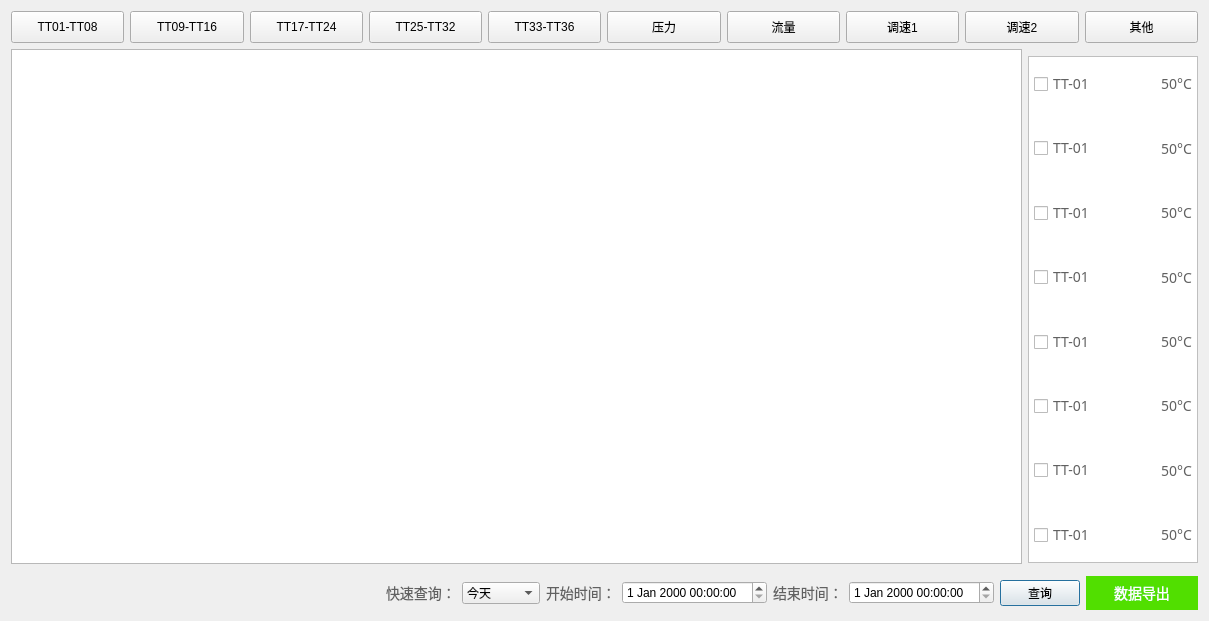
Above: DeviceStatus/HistoryCurve/hiscurve.ui from Hccccc1/MOH_viewer before the change. Below: the same form after it.
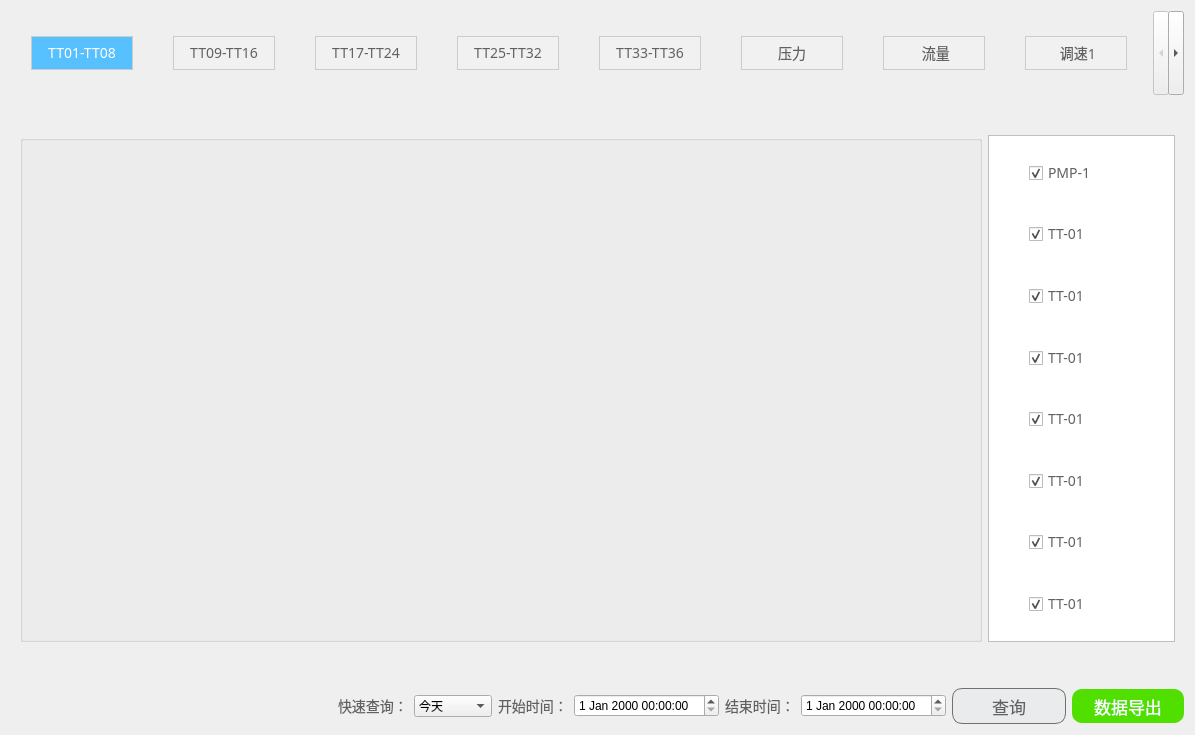
That is the form after the change. Icons and pictures are not drawn.

```diff
--- a/DeviceStatus/HistoryCurve/hiscurve.ui
+++ b/DeviceStatus/HistoryCurve/hiscurve.ui
@@ -1,20 +1,79 @@
 <?xml version="1.0" encoding="UTF-8"?>
 <ui version="4.0">
  <class>HisCurve</class>
- <widget class="QDialog" name="HisCurve">
+ <widget class="QWidget" name="HisCurve">
   <property name="geometry">
    <rect>
     <x>0</x>
     <y>0</y>
-    <width>1209</width>
-    <height>621</height>
+    <width>1195</width>
+    <height>735</height>
    </rect>
   </property>
   <property name="windowTitle">
    <string>Dialog</string>
   </property>
-  <layout class="QGridLayout" name="gridLayout_2">
-   <item row="1" column="1" rowspan="2">
+  <layout class="QGridLayout" name="gridLayout">
+   <item row="0" column="0">
+    <widget class="QTabWidget" name="tabWidget">
+     <property name="styleSheet">
+      <string notr="true">QTabBar::tab {
+	width:100px;
+	height:32px;
+	background:rgba(241,241,241,1);
+	border:1px solid rgba(204,204,204,1);
+	font-size:14px;
+	font-family:PingFang SC;
+	font-weight:300;
+	line-height:34px;
+	color:rgba(97,97,97,1);
+	margin-top:25px;
+	margin-right:20px;
+	margin-left:20px;
+	margin-bottom:25px;
+}
+QTabBar::tab:selected {
+	background:rgba(87,192,255,1);
+	color:rgba(255,255,255,1);
+	
+}
+QTabWidget::pane {
+	border:0px;
+}</string>
+     </property>
+     <property name="currentIndex">
+      <number>0</number>
+     </property>
+     <widget class="QWidget" name="tab">
+      <attribute name="title">
+       <string>TT01-TT08</string>
+      </attribute>
+      <layout class="QGridLayout" name="gridLayout_3">
+       <item row="0" column="0">
+        <widget class="QGroupBox" name="plots_groupbox">
+         <property name="title">
+          <string/>
+         </property>
+         <layout class="QGridLayout" name="gridLayout_4">
+          <property name="leftMargin">
+           <number>0</number>
+          </property>
+          <property name="topMargin">
+           <number>0</number>
+          </property>
+          <property name="rightMargin">
+           <number>0</number>
+          </property>
+          <property name="bottomMargin">
+           <number>0</number>
+          </property>
+          <property name="spacing">
+           <number>0</number>
+          </property>
+         </layout>
+        </widget>
+       </item>
+       <item row="0" column="1">
     <widget class="QGroupBox" name="groupBox">
      <property name="maximumSize">
       <size>
@@ -31,27 +90,24 @@
      <property name="title">
       <string/>
      </property>
-     <layout class="QGridLayout" name="gridLayout">
+         <layout class="QGridLayout" name="gridLayout_2">
       <property name="leftMargin">
        <number>5</number>
       </property>
-      <property name="topMargin">
-       <number>0</number>
-      </property>
       <property name="rightMargin">
        <number>5</number>
       </property>
-      <property name="bottomMargin">
-       <number>0</number>
-      </property>
-      <property name="spacing">
-       <number>10</number>
-      </property>
       <item row="0" column="0">
        <layout class="QHBoxLayout" name="horizontalLayout_2">
         <property name="spacing">
          <number>10</number>
         </property>
+            <property name="leftMargin">
+             <number>0</number>
+            </property>
+            <property name="rightMargin">
+             <number>0</number>
+            </property>
         <item>
          <widget class="QCheckBox" name="checkBox_chart_1">
           <property name="minimumSize">
@@ -76,7 +132,10 @@
 }</string>
           </property>
           <property name="text">
-           <string>TT-01</string>
+               <string>PMP-1</string>
+              </property>
+              <property name="checked">
+               <bool>true</bool>
           </property>
          </widget>
         </item>
@@ -84,10 +143,16 @@
          <widget class="QLabel" name="label">
           <property name="minimumSize">
            <size>
-            <width>42</width>
+                <width>30</width>
             <height>0</height>
            </size>
           </property>
+              <property name="maximumSize">
+               <size>
+                <width>30</width>
+                <height>16777215</height>
+               </size>
+              </property>
           <property name="styleSheet">
            <string notr="true">QLabel {
 image: url(:/curve_blue.png);
@@ -98,25 +163,6 @@
           </property>
          </widget>
         </item>
-        <item>
-         <widget class="QLabel" name="label_2">
-          <property name="styleSheet">
-           <string notr="true">QLabel {
-font-size:14px;
-font-family:PingFang SC;
-font-weight:300;
-line-height:44px;
-color:rgba(97,97,97,1);
-}</string>
-          </property>
-          <property name="text">
-           <string>50°C</string>
-          </property>
-          <property name="alignment">
-           <set>Qt::AlignCenter</set>
-          </property>
-         </widget>
-        </item>
        </layout>
       </item>
       <item row="1" column="0">
@@ -124,6 +170,12 @@
         <property name="spacing">
          <number>10</number>
         </property>
+            <property name="leftMargin">
+             <number>0</number>
+            </property>
+            <property name="rightMargin">
+             <number>0</number>
+            </property>
         <item>
          <widget class="QCheckBox" name="checkBox_chart_2">
           <property name="minimumSize">
@@ -150,16 +202,25 @@
           <property name="text">
            <string>TT-01</string>
           </property>
+              <property name="checked">
+               <bool>true</bool>
+              </property>
          </widget>
         </item>
         <item>
          <widget class="QLabel" name="label_3">
           <property name="minimumSize">
            <size>
-            <width>42</width>
+                <width>30</width>
             <height>0</height>
            </size>
           </property>
+              <property name="maximumSize">
+               <size>
+                <width>30</width>
+                <height>16777215</height>
+               </size>
+              </property>
           <property name="styleSheet">
            <string notr="true">QLabel {
 image: url(:/curve_green.png);
@@ -170,25 +231,6 @@
           </property>
          </widget>
         </item>
-        <item>
-         <widget class="QLabel" name="label_4">
-          <property name="styleSheet">
-           <string notr="true">QLabel {
-font-size:14px;
-font-family:PingFang SC;
-font-weight:300;
-line-height:44px;
-color:rgba(97,97,97,1);
-}</string>
-          </property>
-          <property name="text">
-           <string>50°C</string>
-          </property>
-          <property name="alignment">
-           <set>Qt::AlignCenter</set>
-          </property>
-         </widget>
-        </item>
        </layout>
       </item>
       <item row="2" column="0">
@@ -196,6 +238,12 @@
         <property name="spacing">
          <number>10</number>
         </property>
+            <property name="leftMargin">
+             <number>0</number>
+            </property>
+            <property name="rightMargin">
+             <number>0</number>
+            </property>
         <item>
          <widget class="QCheckBox" name="checkBox_chart_3">
           <property name="minimumSize">
@@ -222,16 +270,25 @@
           <property name="text">
            <string>TT-01</string>
           </property>
+              <property name="checked">
+               <bool>true</bool>
+              </property>
          </widget>
         </item>
         <item>
          <widget class="QLabel" name="label_chart_3">
           <property name="minimumSize">
            <size>
-            <width>42</width>
+                <width>30</width>
             <height>0</height>
            </size>
           </property>
+              <property name="maximumSize">
+               <size>
+                <width>30</width>
+                <height>16777215</height>
+               </size>
+              </property>
           <property name="styleSheet">
            <string notr="true">QLabel {
 image: url(:/curve_pink.png);
@@ -242,25 +299,6 @@
           </property>
          </widget>
         </item>
-        <item>
-         <widget class="QLabel" name="label_6">
-          <property name="styleSheet">
-           <string notr="true">QLabel {
-font-size:14px;
-font-family:PingFang SC;
-font-weight:300;
-line-height:44px;
-color:rgba(97,97,97,1);
-}</string>
-          </property>
-          <property name="text">
-           <string>50°C</string>
-          </property>
-          <property name="alignment">
-           <set>Qt::AlignCenter</set>
-          </property>
-         </widget>
-        </item>
        </layout>
       </item>
       <item row="3" column="0">
@@ -268,6 +306,12 @@
         <property name="spacing">
          <number>10</number>
         </property>
+            <property name="leftMargin">
+             <number>0</number>
+            </property>
+            <property name="rightMargin">
+             <number>0</number>
+            </property>
         <item>
          <widget class="QCheckBox" name="checkBox_chart_4">
           <property name="minimumSize">
@@ -294,16 +338,25 @@
           <property name="text">
            <string>TT-01</string>
           </property>
+              <property name="checked">
+               <bool>true</bool>
+              </property>
          </widget>
         </item>
         <item>
          <widget class="QLabel" name="label_7">
           <property name="minimumSize">
            <size>
-            <width>42</width>
+                <width>30</width>
             <height>0</height>
            </size>
           </property>
+              <property name="maximumSize">
+               <size>
+                <width>30</width>
+                <height>16777215</height>
+               </size>
+              </property>
           <property name="styleSheet">
            <string notr="true">QLabel {
 image: url(:/curve_red.png);
@@ -314,25 +367,6 @@
           </property>
          </widget>
         </item>
-        <item>
-         <widget class="QLabel" name="label_8">
-          <property name="styleSheet">
-           <string notr="true">QLabel {
-font-size:14px;
-font-family:PingFang SC;
-font-weight:300;
-line-height:44px;
-color:rgba(97,97,97,1);
-}</string>
-          </property>
-          <property name="text">
-           <string>50°C</string>
-          </property>
-          <property name="alignment">
-           <set>Qt::AlignCenter</set>
-          </property>
-         </widget>
-        </item>
        </layout>
       </item>
       <item row="4" column="0">
@@ -340,6 +374,12 @@
         <property name="spacing">
          <number>10</number>
         </property>
+            <property name="leftMargin">
+             <number>0</number>
+            </property>
+            <property name="rightMargin">
+             <number>0</number>
+            </property>
         <item>
          <widget class="QCheckBox" name="checkBox_chart_5">
           <property name="minimumSize">
@@ -366,16 +406,25 @@
           <property name="text">
            <string>TT-01</string>
           </property>
+              <property name="checked">
+               <bool>true</bool>
+              </property>
          </widget>
         </item>
         <item>
          <widget class="QLabel" name="label_9">
           <property name="minimumSize">
            <size>
-            <width>42</width>
+                <width>30</width>
             <height>0</height>
            </size>
           </property>
+              <property name="maximumSize">
+               <size>
+                <width>30</width>
+                <height>16777215</height>
+               </size>
+              </property>
           <property name="styleSheet">
            <string notr="true">QLabel {
 image: url(:/curve_yellow.png);
@@ -386,25 +435,6 @@
           </property>
          </widget>
         </item>
-        <item>
-         <widget class="QLabel" name="label_10">
-          <property name="styleSheet">
-           <string notr="true">QLabel {
-font-size:14px;
-font-family:PingFang SC;
-font-weight:300;
-line-height:44px;
-color:rgba(97,97,97,1);
-}</string>
-          </property>
-          <property name="text">
-           <string>50°C</string>
-          </property>
-          <property name="alignment">
-           <set>Qt::AlignCenter</set>
-          </property>
-         </widget>
-        </item>
        </layout>
       </item>
       <item row="5" column="0">
@@ -412,6 +442,12 @@
         <property name="spacing">
          <number>10</number>
         </property>
+            <property name="leftMargin">
+             <number>0</number>
+            </property>
+            <property name="rightMargin">
+             <number>0</number>
+            </property>
         <item>
          <widget class="QCheckBox" name="checkBox_chart_6">
           <property name="minimumSize">
@@ -438,16 +474,25 @@
           <property name="text">
            <string>TT-01</string>
           </property>
+              <property name="checked">
+               <bool>true</bool>
+              </property>
          </widget>
         </item>
         <item>
          <widget class="QLabel" name="label_11">
           <property name="minimumSize">
            <size>
-            <width>42</width>
+                <width>30</width>
             <height>0</height>
            </size>
           </property>
+              <property name="maximumSize">
+               <size>
+                <width>30</width>
+                <height>16777215</height>
+               </size>
+              </property>
           <property name="styleSheet">
            <string notr="true">QLabel {
 image: url(:/curve_indigo.png);
@@ -458,22 +503,6 @@
           </property>
          </widget>
         </item>
-        <item>
-         <widget class="QLabel" name="label_12">
-          <property name="styleSheet">
-           <string notr="true">QLabel {
-font-size:14px;
-font-family:PingFang SC;
-font-weight:300;
-line-height:44px;
-color:rgba(97,97,97,1);
-}</string>
-          </property>
-          <property name="text">
-           <string>50°C</string>
-          </property>
-         </widget>
-        </item>
        </layout>
       </item>
       <item row="6" column="0">
@@ -481,6 +510,12 @@
         <property name="spacing">
          <number>10</number>
         </property>
+            <property name="leftMargin">
+             <number>0</number>
+            </property>
+            <property name="rightMargin">
+             <number>0</number>
+            </property>
         <item>
          <widget class="QCheckBox" name="checkBox_chart_7">
           <property name="minimumSize">
@@ -507,16 +542,25 @@
           <property name="text">
            <string>TT-01</string>
           </property>
+              <property name="checked">
+               <bool>true</bool>
+              </property>
          </widget>
         </item>
         <item>
          <widget class="QLabel" name="label_13">
           <property name="minimumSize">
            <size>
-            <width>42</width>
+                <width>30</width>
             <height>0</height>
            </size>
           </property>
+              <property name="maximumSize">
+               <size>
+                <width>30</width>
+                <height>16777215</height>
+               </size>
+              </property>
           <property name="styleSheet">
            <string notr="true">QLabel {
 image: url(:/curve_darkerblue.png);
@@ -527,25 +571,6 @@
           </property>
          </widget>
         </item>
-        <item>
-         <widget class="QLabel" name="label_14">
-          <property name="styleSheet">
-           <string notr="true">QLabel {
-font-size:14px;
-font-family:PingFang SC;
-font-weight:300;
-line-height:44px;
-color:rgba(97,97,97,1);
-}</string>
-          </property>
-          <property name="text">
-           <string>50°C</string>
-          </property>
-          <property name="alignment">
-           <set>Qt::AlignCenter</set>
-          </property>
-         </widget>
-        </item>
        </layout>
       </item>
       <item row="7" column="0">
@@ -553,6 +578,12 @@
         <property name="spacing">
          <number>10</number>
         </property>
+            <property name="leftMargin">
+             <number>0</number>
+            </property>
+            <property name="rightMargin">
+             <number>0</number>
+            </property>
         <item>
          <widget class="QCheckBox" name="checkBox_chart_8">
           <property name="minimumSize">
@@ -579,16 +610,25 @@
           <property name="text">
            <string>TT-01</string>
           </property>
+              <property name="checked">
+               <bool>true</bool>
+              </property>
          </widget>
         </item>
         <item>
          <widget class="QLabel" name="label_15">
           <property name="minimumSize">
            <size>
-            <width>42</width>
+                <width>30</width>
             <height>0</height>
            </size>
           </property>
+              <property name="maximumSize">
+               <size>
+                <width>30</width>
+                <height>16777215</height>
+               </size>
+              </property>
           <property name="styleSheet">
            <string notr="true">QLabel {
 image: url(:/curve_purple.png);
@@ -599,31 +639,61 @@
           </property>
          </widget>
         </item>
-        <item>
-         <widget class="QLabel" name="label_16">
-          <property name="styleSheet">
-           <string notr="true">QLabel {
-font-size:14px;
-font-family:PingFang SC;
-font-weight:300;
-line-height:44px;
-color:rgba(97,97,97,1);
-}</string>
-          </property>
-          <property name="text">
-           <string>50°C</string>
-          </property>
-          <property name="alignment">
-           <set>Qt::AlignCenter</set>
-          </property>
-         </widget>
-        </item>
-       </layout>
+           </layout>
+          </item>
+         </layout>
+        </widget>
       </item>
      </layout>
     </widget>
+     <widget class="QWidget" name="tab_4">
+      <attribute name="title">
+       <string>TT09-TT16</string>
+      </attribute>
+     </widget>
+     <widget class="QWidget" name="tab_3">
+      <attribute name="title">
+       <string>TT17-TT24</string>
+      </attribute>
+     </widget>
+     <widget class="QWidget" name="tab_5">
+      <attribute name="title">
+       <string>TT25-TT32</string>
+      </attribute>
+     </widget>
+     <widget class="QWidget" name="tab_6">
+      <attribute name="title">
+       <string>TT33-TT36</string>
+      </attribute>
+     </widget>
+     <widget class="QWidget" name="tab_7">
+      <attribute name="title">
+       <string>压力</string>
+      </attribute>
+     </widget>
+     <widget class="QWidget" name="tab_8">
+      <attribute name="title">
+       <string> 流量</string>
+      </attribute>
+     </widget>
+     <widget class="QWidget" name="tab_9">
+      <attribute name="title">
+       <string> 调速1</string>
+      </attribute>
+     </widget>
+     <widget class="QWidget" name="tab_10">
+      <attribute name="title">
+       <string>调速2</string>
+      </attribute>
+     </widget>
+     <widget class="QWidget" name="tab_2">
+      <attribute name="title">
+       <string>其它</string>
+      </attribute>
+     </widget>
+    </widget>
    </item>
-   <item row="3" column="0" colspan="2">
+   <item row="1" column="0">
     <layout class="QHBoxLayout" name="horizontalLayout_10">
      <item>
       <spacer name="horizontalSpacer">
@@ -728,6 +798,20 @@
      </item>
      <item>
       <widget class="QPushButton" name="searchData">
+       <property name="styleSheet">
+        <string notr="true">QPushButton {
+	width:112px;
+	height:34px;
+	background:rgba(233,235,237,1);
+	border:1px solid rgba(112,112,112,1);
+	border-radius:10px;
+	font-size:17px;
+	font-family:PingFang SC;
+	font-weight:300;
+	line-height:24px;
+	color:rgba(97,97,97,1);
+}</string>
+       </property>
        <property name="text">
         <string>查询</string>
        </property>
@@ -740,11 +824,13 @@
 width:112px;
 height:34px;
 background:rgba(81,223,0,1);
+border:1px solid rgba(112,112,112,1);
 border:0px;
-font-size:14px;
+border-radius:10px;
+font-size:17px;
 font-family:PingFang SC;
 font-weight:300;
-line-height:44px;
+line-height:24px;
 color:rgba(255,255,255,1);
 }</string>
        </property>
@@ -755,212 +841,6 @@
      </item>
     </layout>
    </item>
-   <item row="0" column="0" colspan="2">
-    <layout class="QHBoxLayout" name="horizontalLayout">
-     <item>
-      <widget class="QPushButton" name="TT01_TT08_btn">
-       <property name="minimumSize">
-        <size>
-         <width>0</width>
-         <height>32</height>
-        </size>
-       </property>
-       <property name="maximumSize">
-        <size>
-         <width>136</width>
-         <height>32</height>
-        </size>
-       </property>
-       <property name="text">
-        <string>TT01-TT08</string>
-       </property>
-      </widget>
-     </item>
-     <item>
-      <widget class="QPushButton" name="TT09_TT16_btn">
-       <property name="minimumSize">
-        <size>
-         <width>0</width>
-         <height>32</height>
-        </size>
-       </property>
-       <property name="maximumSize">
-        <size>
-         <width>136</width>
-         <height>32</height>
-        </size>
-       </property>
-       <property name="text">
-        <string>TT09-TT16</string>
-       </property>
-      </widget>
-     </item>
-     <item>
-      <widget class="QPushButton" name="TT17_TT24_btn">
-       <property name="minimumSize">
-        <size>
-         <width>0</width>
-         <height>32</height>
-        </size>
-       </property>
-       <property name="maximumSize">
-        <size>
-         <width>136</width>
-         <height>32</height>
-        </size>
-       </property>
-       <property name="text">
-        <string>TT17-TT24</string>
-       </property>
-      </widget>
-     </item>
-     <item>
-      <widget class="QPushButton" name="TT25_TT32_btn">
-       <property name="minimumSize">
-        <size>
-         <width>0</width>
-         <height>32</height>
-        </size>
-       </property>
-       <property name="maximumSize">
-        <size>
-         <width>136</width>
-         <height>32</height>
-        </size>
-       </property>
-       <property name="autoFillBackground">
-        <bool>true</bool>
-       </property>
-       <property name="styleSheet">
-        <string notr="true"/>
-       </property>
-       <property name="text">
-        <string>TT25-TT32</string>
-       </property>
-      </widget>
-     </item>
-     <item>
-      <widget class="QPushButton" name="TT33_TT36_btn">
-       <property name="minimumSize">
-        <size>
-         <width>0</width>
-         <height>32</height>
-        </size>
-       </property>
-       <property name="maximumSize">
-        <size>
-         <width>136</width>
-         <height>32</height>
-        </size>
-       </property>
-       <property name="text">
-        <string>TT33-TT36</string>
-       </property>
-      </widget>
-     </item>
-     <item>
-      <widget class="QPushButton" name="pressure_btn">
-       <property name="minimumSize">
-        <size>
-         <width>0</width>
-         <height>32</height>
-        </size>
-       </property>
-       <property name="maximumSize">
-        <size>
-         <width>136</width>
-         <height>32</height>
-        </size>
-       </property>
-       <property name="text">
-        <string>压力</string>
-       </property>
-      </widget>
-     </item>
-     <item>
-      <widget class="QPushButton" name="flow_btn">
-       <property name="minimumSize">
-        <size>
-         <width>0</width>
-         <height>32</height>
-        </size>
-       </property>
-       <property name="maximumSize">
-        <size>
-         <width>136</width>
-         <height>32</height>
-        </size>
-       </property>
-       <property name="styleSheet">
-        <string notr="true"/>
-       </property>
-       <property name="text">
-        <string>流量</string>
-       </property>
-      </widget>
-     </item>
-     <item>
-      <widget class="QPushButton" name="speed_1_btn">
-       <property name="minimumSize">
-        <size>
-         <width>0</width>
-         <height>32</height>
-        </size>
-       </property>
-       <property name="maximumSize">
-        <size>
-         <width>136</width>
-         <height>32</height>
-        </size>
-       </property>
-       <property name="text">
-        <string>调速1</string>
-       </property>
-      </widget>
-     </item>
-     <item>
-      <widget class="QPushButton" name="speed_2_btn">
-       <property name="minimumSize">
-        <size>
-         <width>0</width>
-         <height>32</height>
-        </size>
-       </property>
-       <property name="maximumSize">
-        <size>
-         <width>136</width>
-         <height>32</height>
-        </size>
-       </property>
-       <property name="text">
-        <string>调速2</string>
-       </property>
-      </widget>
-     </item>
-     <item>
-      <widget class="QPushButton" name="others_btn">
-       <property name="minimumSize">
-        <size>
-         <width>0</width>
-         <height>32</height>
-        </size>
-       </property>
-       <property name="maximumSize">
-        <size>
-         <width>136</width>
-         <height>32</height>
-        </size>
-       </property>
-       <property name="text">
-        <string>其他</string>
-       </property>
-      </widget>
-     </item>
-    </layout>
-   </item>
-   <item row="1" column="0">
-    <widget class="QTableWidget" name="tableWidget"/>
-   </item>
   </layout>
  </widget>
  <resources/>
```
Left out of the diff: 18 changed lines with no effect on the pictures. Lines whose indentation alone changed are shown as unchanged.
